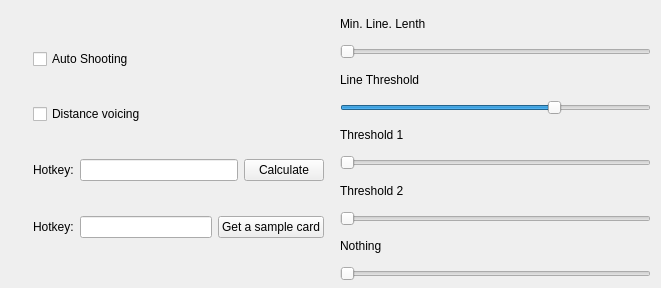
Before: the Qt Designer form main.ui in IZomBiee/PUBG-Mortar-Calculator, drawn with Qt 5.
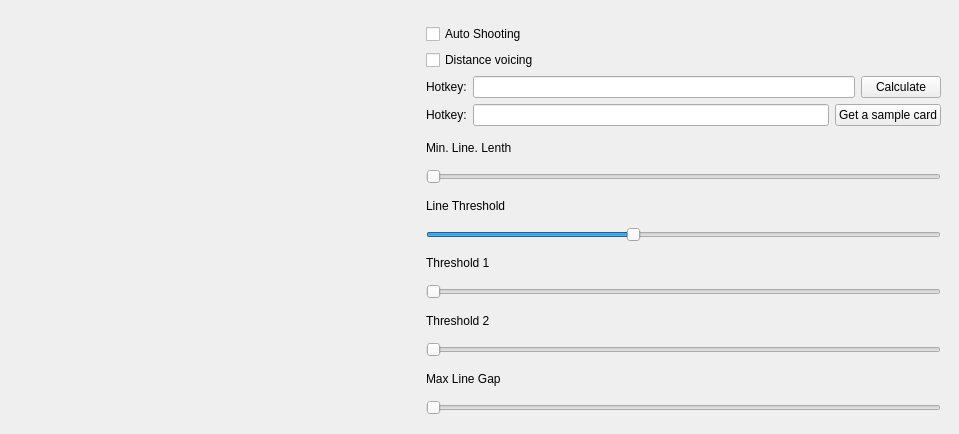
After: the same form once the commit is applied. Icons and pictures are not drawn.

The edit to the form file:
```diff
--- a/main.ui
+++ b/main.ui
@@ -6,8 +6,8 @@
    <rect>
     <x>0</x>
     <y>0</y>
-    <width>661</width>
-    <height>288</height>
+    <width>959</width>
+    <height>434</height>
    </rect>
   </property>
   <property name="windowTitle">
@@ -21,9 +21,9 @@
     <property name="geometry">
      <rect>
       <x>10</x>
-      <y>10</y>
-      <width>641</width>
-      <height>271</height>
+      <y>14</y>
+      <width>941</width>
+      <height>411</height>
      </rect>
     </property>
     <layout class="QHBoxLayout" name="horizontalLayout">
@@ -37,6 +37,18 @@
        </property>
        <item>
         <widget class="QLabel" name="PreviewImageLabel">
+         <property name="minimumSize">
+          <size>
+           <width>400</width>
+           <height>400</height>
+          </size>
+         </property>
+         <property name="maximumSize">
+          <size>
+           <width>1000</width>
+           <height>1000</height>
+          </size>
+         </property>
          <property name="text">
           <string/>
          </property>
@@ -117,8 +129,6 @@
          </item>
         </layout>
        </item>
-      </layout>
-     </item>
      <item>
       <layout class="QVBoxLayout" name="verticalLayout">
        <item>
@@ -151,7 +161,7 @@
           <number>5000</number>
          </property>
          <property name="value">
-          <number>3500</number>
+            <number>2000</number>
          </property>
          <property name="orientation">
           <enum>Qt::Horizontal</enum>
@@ -195,16 +205,18 @@
        <item>
         <widget class="QLabel" name="label_6">
          <property name="text">
-          <string>Nothing</string>
+            <string>Max Line Gap</string>
          </property>
         </widget>
        </item>
        <item>
-        <widget class="QSlider" name="NothingSlider">
+          <widget class="QSlider" name="MaxLineGapSlider">
          <property name="orientation">
           <enum>Qt::Horizontal</enum>
          </property>
         </widget>
+         </item>
+        </layout>
        </item>
       </layout>
      </item>
```
Lines whose indentation alone changed are shown as unchanged.
